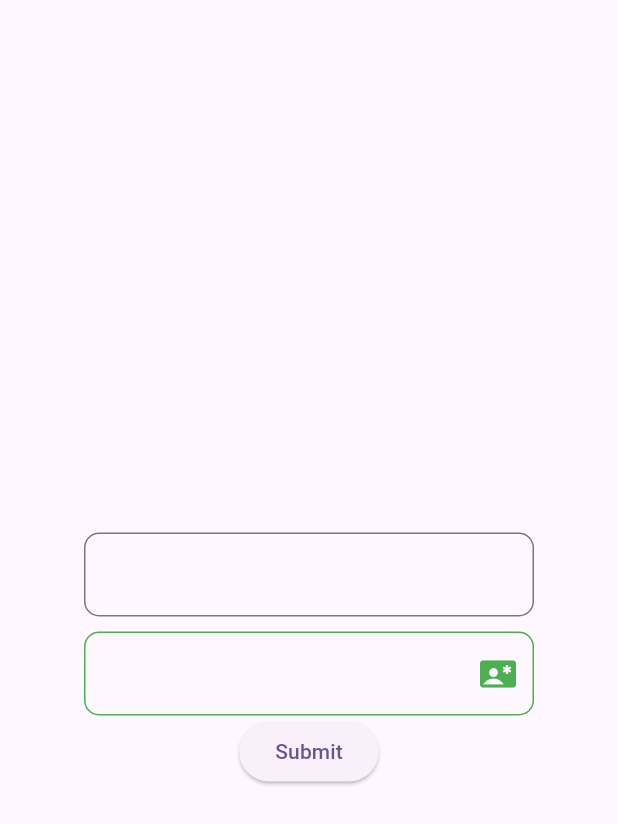
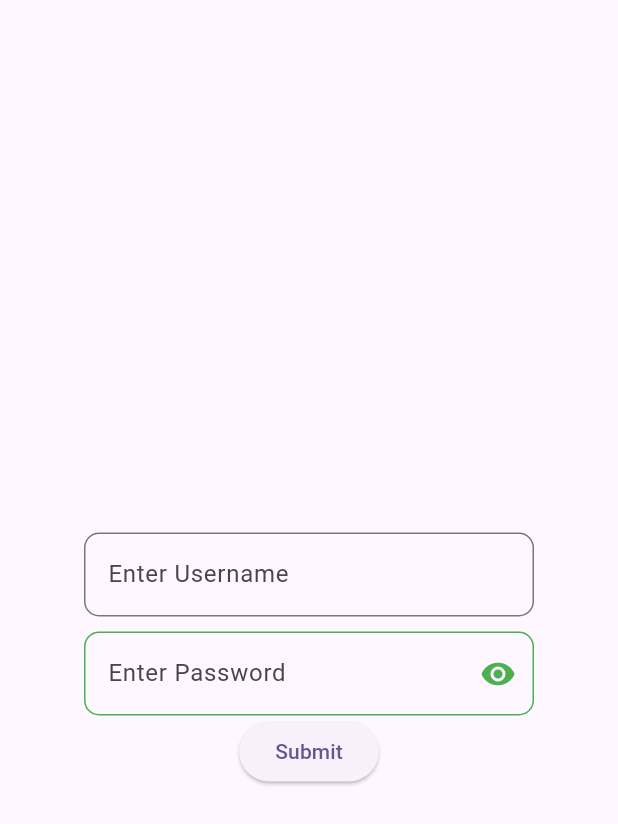
Before and after one commit to sup0808/Flutter_firstapp, a Flutter app: the screen it shows after launch, on a phone screen of 412 x 824 dp. Shown: the top 824 px of the screen. Run offline on Flutter 3.47's test engine with Material 3 defaults, Android fonts, the phone set to English and light mode, and no system bars.

Commit message:
hintText and keyboardType

```diff
--- a/lib/main.dart
+++ b/lib/main.dart
@@ -65,6 +65,7 @@ class _MyCustomFontFont extends State<MyHomePage>{
               TextField(
                 controller:userName ,
                 decoration: InputDecoration(
+                    hintText: "Enter Username",
                     border: OutlineInputBorder(
                         borderRadius: BorderRadius.circular(10),
                         borderSide: BorderSide(
@@ -78,9 +79,11 @@ class _MyCustomFontFont extends State<MyHomePage>{
                 height: 10,
               ),
               TextField(
+                keyboardType: TextInputType.number,
                 controller: email,
                 obscureText: true,
                 obscuringCharacter: '*',
+
                 decoration: InputDecoration(
                     focusedBorder: OutlineInputBorder(
                         borderRadius: BorderRadius.circular(10),
@@ -103,8 +106,9 @@ class _MyCustomFontFont extends State<MyHomePage>{
                         )
 
                     ),
-                    suffixText: "Username exits",
-                    suffixIcon: Icon(Icons.contact_emergency, color: Colors.green,)
+                    hintText: "Enter Password",
+                    //suffixText: "Username exits",
+                    suffixIcon: Icon(Icons.remove_red_eye, color: Colors.green,)
                 //  suffixIcon: IconButton(icon: Icons.e_mobiledata,onPressed: (){},)
                 ),
               ),
@@ -114,7 +118,7 @@ class _MyCustomFontFont extends State<MyHomePage>{
 
                 String emailTxt =  email.text.toString();
                 print("Email :: $emailTxt");
-              }, child: Text("Submit"))
+              }, child: Text("Submit"),)
             ],
 
           ),
```
